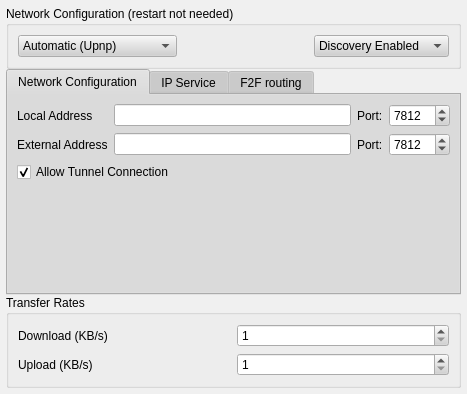
Before: the Qt Designer form retroshare-gui/src/gui/settings/ServerPage.ui in RetroShare/RetroShare, drawn with Qt 5.
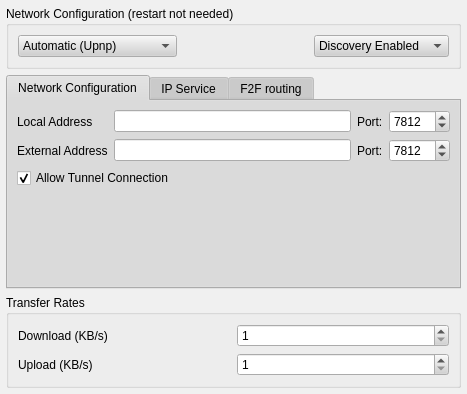
After: the same form once the commit is applied.

The edit to the form file:
```diff
--- a/retroshare-gui/src/gui/settings/ServerPage.ui
+++ b/retroshare-gui/src/gui/settings/ServerPage.ui
@@ -493,7 +493,7 @@
     <number>6</number>
    </property>
    <property name="spacing">
-    <number>0</number>
+    <number>6</number>
    </property>
    <item row="0" column="0">
     <widget class="QGroupBox" name="groupBox_2">
```
